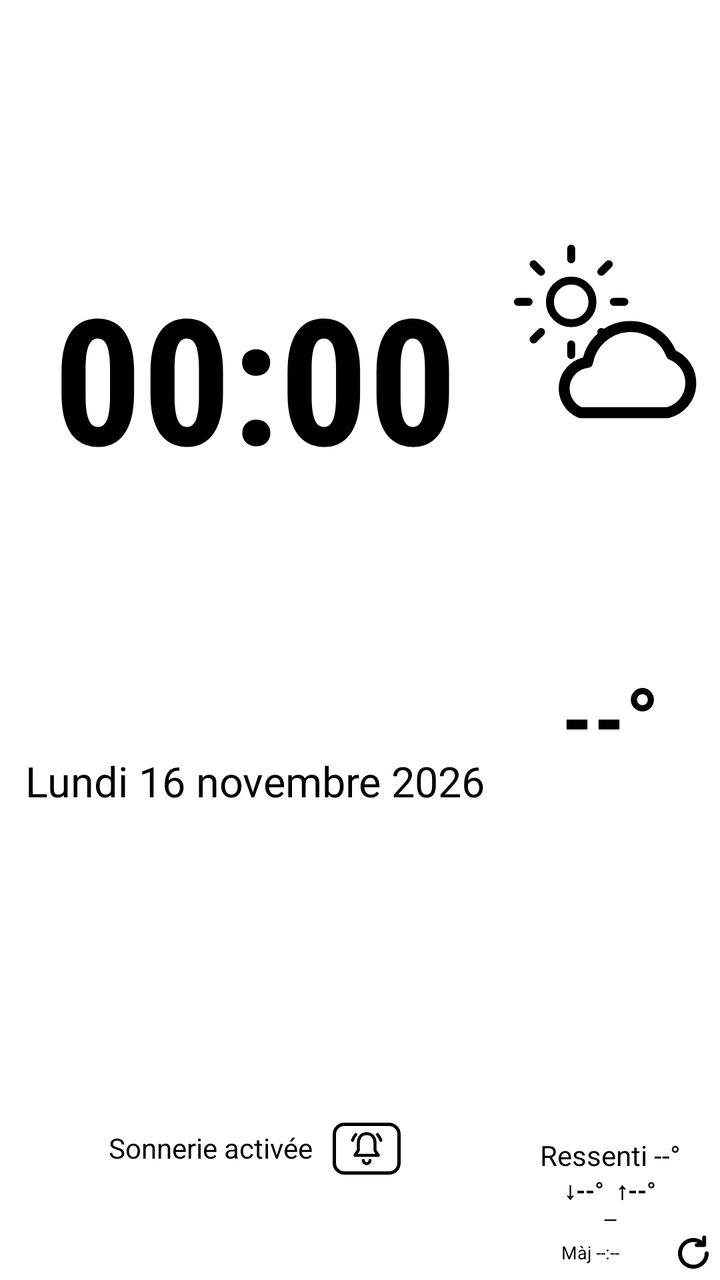
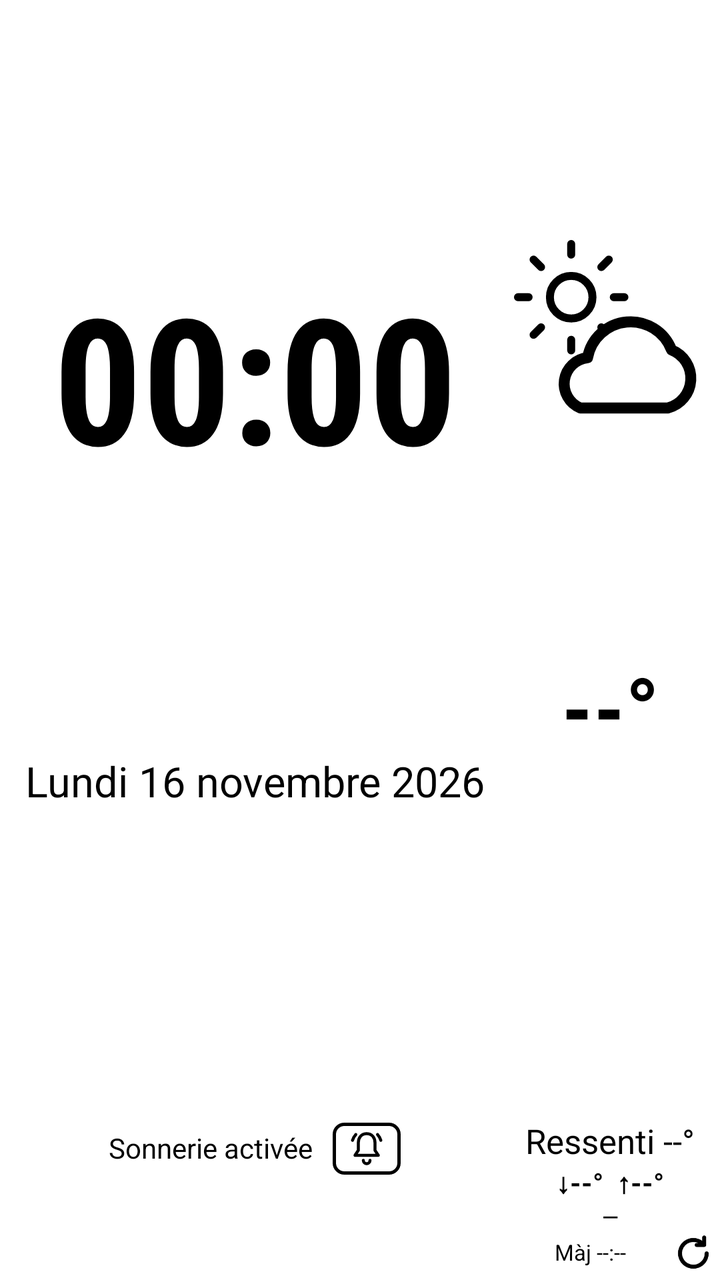

Before-and-after screenshots of an Android layout around one commit, followed by the original layout XML and the change that was made.
<!-- AndroidManifest.xml: application theme AppTheme -->
<!-- res/layout/widget_clock_weather.xml -->
<?xml version="1.0" encoding="utf-8"?>
<LinearLayout xmlns:android="http://schemas.android.com/apk/res/android"
    android:id="@+id/widget_root"
    android:layout_width="match_parent"
    android:layout_height="match_parent"
    android:background="@drawable/widget_background"
    android:orientation="horizontal"
    android:paddingStart="6dp"
    android:paddingTop="6dp"
    android:paddingEnd="3dp"
    android:paddingBottom="3dp">

    
    <LinearLayout
        android:id="@+id/clock_area"
        android:layout_width="0dp"
        android:layout_height="match_parent"
        android:layout_weight="3"
        android:orientation="vertical"
        android:paddingStart="4dp"
        android:paddingEnd="6dp">

        <TextClock
            android:id="@+id/time"
            android:layout_width="match_parent"
            android:layout_height="0dp"
            android:layout_weight="2.25"
            android:autoSizeMaxTextSize="88sp"
            android:autoSizeMinTextSize="24sp"
            android:autoSizeStepGranularity="2sp"
            android:autoSizeTextType="uniform"
            android:fontFamily="sans-serif-condensed"
            android:format12Hour="HH:mm"
            android:format24Hour="HH:mm"
            android:gravity="center"
            android:includeFontPadding="false"
            android:maxLines="1"
            android:textColor="#000000"
            android:textStyle="bold" />

        <TextView
            android:id="@+id/date"
            android:layout_width="match_parent"
            android:layout_height="0dp"
            android:layout_weight="0.8"
            android:autoSizeMaxTextSize="22sp"
            android:autoSizeMinTextSize="10sp"
            android:autoSizeStepGranularity="1sp"
            android:autoSizeTextType="uniform"
            android:gravity="center_horizontal|top"
            android:includeFontPadding="false"
            android:maxLines="1"
            android:text="Lundi 16 novembre 2026"
            android:textColor="#000000" />

        
        <LinearLayout
            android:layout_width="match_parent"
            android:layout_height="0dp"
            android:layout_weight="0.75"
            android:gravity="center"
            android:orientation="horizontal">

            <TextView
                android:id="@+id/ringer_label"
                android:layout_width="wrap_content"
                android:layout_height="wrap_content"
                android:includeFontPadding="false"
                android:maxLines="1"
                android:text="Sonnerie activée"
                android:textColor="#000000"
                android:textSize="14sp" />

            <ImageView
                android:id="@+id/ringer_button"
                android:layout_width="34dp"
                android:layout_height="26dp"
                android:layout_marginStart="10dp"
                android:background="@drawable/widget_button"
                android:padding="3dp"
                android:scaleType="fitCenter"
                android:src="@drawable/ic_ringer_normal" />
        </LinearLayout>
    </LinearLayout>

    
    <LinearLayout
        android:id="@+id/weather_area"
        android:layout_width="0dp"
        android:layout_height="match_parent"
        android:layout_weight="1.3"
        android:gravity="center_horizontal"
        android:orientation="vertical"
        android:paddingStart="3dp">

        
        
        <ImageView
            android:id="@+id/weather_icon"
            android:layout_width="wrap_content"
            android:layout_height="0dp"
            android:layout_gravity="center_horizontal"
            android:layout_weight="1.4"
            android:adjustViewBounds="true"
            android:scaleType="fitCenter"
            android:src="@drawable/ic_w_partly_day" />

        <TextView
            android:id="@+id/temp"
            android:layout_width="match_parent"
            android:layout_height="0dp"
            android:layout_weight="1"
            android:autoSizeMaxTextSize="44sp"
            android:autoSizeMinTextSize="16sp"
            android:autoSizeStepGranularity="1sp"
            android:autoSizeTextType="uniform"
            android:fontFamily="sans-serif-condensed"
            android:gravity="center_horizontal|top"
            android:includeFontPadding="false"
            android:maxLines="1"
            android:text="--°"
            android:textColor="#000000"
            android:textStyle="bold" />

        <TextView
            android:id="@+id/feels"
            style="@style/WidgetMediumLine"
            android:text="Ressenti --°" />

        <TextView
            android:id="@+id/minmax"
            style="@style/WidgetMediumLine"
            android:text="↓--°  ↑--°"
            android:textStyle="bold" />

        <TextView
            android:id="@+id/place"
            style="@style/WidgetSmallLine"
            android:ellipsize="end"
            android:fontFamily="sans-serif-condensed"
            android:text="—" />

        
        <LinearLayout
            android:id="@+id/refresh_row"
            android:layout_width="match_parent"
            android:layout_height="wrap_content"
            android:gravity="center_vertical|end"
            android:orientation="horizontal">

            <TextView
                android:id="@+id/updated"
                android:layout_width="0dp"
                android:layout_height="wrap_content"
                android:layout_weight="1"
                android:gravity="center"
                android:includeFontPadding="false"
                android:maxLines="1"
                android:text="Màj --:--"
                android:textColor="#000000"
                android:textSize="9sp" />

            <ImageView
                android:id="@+id/refresh_icon"
                android:layout_width="20dp"
                android:layout_height="20dp"
                android:src="@drawable/ic_refresh" />
        </LinearLayout>
    </LinearLayout>
</LinearLayout>
<!-- resources referenced by this layout -->
<resources>
  <!-- drawable ic_refresh (drawable) -->
  <?xml version="1.0" encoding="utf-8"?>
  <vector xmlns:android="http://schemas.android.com/apk/res/android"
      android:width="16dp" android:height="16dp"
      android:viewportWidth="24" android:viewportHeight="24">
      <path android:pathData="M20,12 A8,8 0 1 1 17.66,6.34" android:fillColor="#00000000" android:strokeColor="#000000"
          android:strokeWidth="2.4" android:strokeLineCap="round" android:strokeLineJoin="round" />
      <path android:pathData="M18.5,2.5 V7 H14" android:fillColor="#00000000" android:strokeColor="#000000"
          android:strokeWidth="2.4" android:strokeLineCap="round" android:strokeLineJoin="round" />
  </vector>
  <!-- drawable ic_ringer_normal (drawable) -->
  <?xml version="1.0" encoding="utf-8"?>
  <vector xmlns:android="http://schemas.android.com/apk/res/android"
      android:width="24dp" android:height="24dp"
      android:viewportWidth="24" android:viewportHeight="24">
      <path android:pathData="M12,3 C8.7,3 7,5.5 7,8.5 V13 L5,16 H19 L17,13 V8.5 C17,5.5 15.3,3 12,3 Z M10,19 A2,2 0 0 0 14,19" android:fillColor="#00000000" android:strokeColor="#000000"
          android:strokeWidth="1.8" android:strokeLineCap="round" android:strokeLineJoin="round" />
      <path android:pathData="M3.5,7 A9,9 0 0 1 5.5,3.5 M20.5,7 A9,9 0 0 0 18.5,3.5" android:fillColor="#00000000" android:strokeColor="#000000"
          android:strokeWidth="1.8" android:strokeLineCap="round" android:strokeLineJoin="round" />
  </vector>
  <!-- drawable widget_background (drawable) -->
  <?xml version="1.0" encoding="utf-8"?>
  <shape xmlns:android="http://schemas.android.com/apk/res/android" android:shape="rectangle">
      <solid android:color="#FFFFFF" />
      <corners android:radius="8dp" />
  </shape>
  <!-- drawable widget_button (drawable) -->
  <?xml version="1.0" encoding="utf-8"?>
  <shape xmlns:android="http://schemas.android.com/apk/res/android" android:shape="rectangle">
      <solid android:color="#FFFFFF" />
      <stroke android:width="1.5dp" android:color="#000000" />
      <corners android:radius="5dp" />
  </shape>
  <style name="WidgetMediumLine">
          <item name="android:layout_width">match_parent</item>
          <item name="android:layout_height">17dp</item>
          <item name="android:gravity">center</item>
          <item name="android:includeFontPadding">false</item>
          <item name="android:maxLines">1</item>
          <item name="android:textColor">#000000</item>
          <item name="android:autoSizeTextType">uniform</item>
          <item name="android:autoSizeMinTextSize">9sp</item>
          <item name="android:autoSizeMaxTextSize">15sp</item>
          <item name="android:autoSizeStepGranularity">1sp</item>
      </style>
  <style name="WidgetSmallLine">
          <item name="android:layout_width">match_parent</item>
          
          <item name="android:layout_height">wrap_content</item>
          <item name="android:gravity">center</item>
          <item name="android:includeFontPadding">false</item>
          <item name="android:lineSpacingMultiplier">0.9</item>
          <item name="android:maxLines">1</item>
          <item name="android:ellipsize">end</item>
          <item name="android:textColor">#000000</item>
          <item name="android:textSize">11sp</item>
      </style>
  <style name="AppTheme" parent="android:Theme.Material.Light.NoActionBar">
          <item name="android:windowBackground">@android:color/white</item>
          <item name="android:colorPrimary">#000000</item>
          <item name="android:colorPrimaryDark">#000000</item>
          <item name="android:colorAccent">#000000</item>
          <item name="android:statusBarColor">#FFFFFF</item>
          <item name="android:windowLightStatusBar">true</item>
          <item name="android:textColorPrimary">#000000</item>
          <item name="android:textColorSecondary">#000000</item>
      </style>
  <!-- unchanged entries left out for length: 1 -->
</resources>

<!-- the commit's change to res/layout/widget_clock_weather.xml (unified diff, before → after) -->
@@ -158,7 +158,7 @@
                 android:maxLines="1"
                 android:text="Màj --:--"
                 android:textColor="#000000"
-                android:textSize="9sp" />
+                android:textSize="11sp" />
 
             <ImageView
                 android:id="@+id/refresh_icon"
<!-- resource entries referenced after the edit -->
@@ -35,14 +35,14 @@
   </shape>
   <style name="WidgetMediumLine">
           <item name="android:layout_width">match_parent</item>
-          <item name="android:layout_height">17dp</item>
+          <item name="android:layout_height">20dp</item>
           <item name="android:gravity">center</item>
           <item name="android:includeFontPadding">false</item>
           <item name="android:maxLines">1</item>
           <item name="android:textColor">#000000</item>
           <item name="android:autoSizeTextType">uniform</item>
           <item name="android:autoSizeMinTextSize">9sp</item>
-          <item name="android:autoSizeMaxTextSize">15sp</item>
+          <item name="android:autoSizeMaxTextSize">17sp</item>
           <item name="android:autoSizeStepGranularity">1sp</item>
       </style>
   <style name="WidgetSmallLine">
@@ -55,7 +55,7 @@
           <item name="android:maxLines">1</item>
           <item name="android:ellipsize">end</item>
           <item name="android:textColor">#000000</item>
-          <item name="android:textSize">11sp</item>
+          <item name="android:textSize">13sp</item>
       </style>
   <style name="AppTheme" parent="android:Theme.Material.Light.NoActionBar">
           <item name="android:windowBackground">@android:color/white</item>
